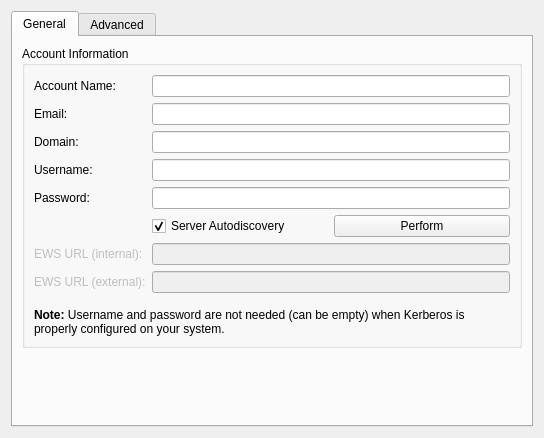
First picture: the form in configdialog.ui, repository KrissN/akonadi-ews, before the edit.
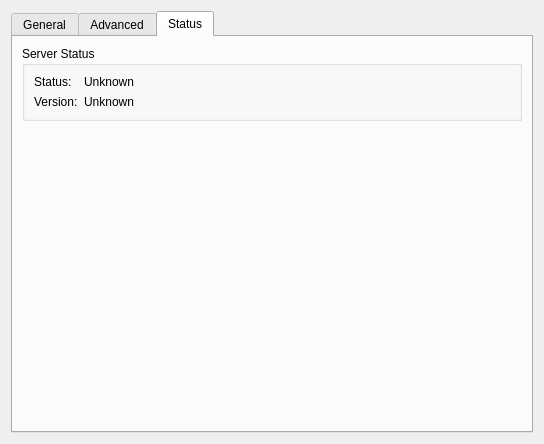
Second picture: the form after the edit. The open tabs and pages were chosen to show the change. Custom widgets are drawn as their Qt base class.

Commit message: Implement autodiscovery in configuration dialog

```diff
--- a/configdialog.ui
+++ b/configdialog.ui
@@ -6,8 +6,8 @@
    <rect>
     <x>0</x>
     <y>0</y>
-    <width>521</width>
-    <height>438</height>
+    <width>526</width>
+    <height>444</height>
    </rect>
   </property>
   <property name="windowTitle">
@@ -165,7 +165,7 @@
                 <bool>false</bool>
                </property>
                <property name="text">
-                <string>EWS URL (internal):</string>
+                <string>EWS URL:</string>
                </property>
               </widget>
              </item>
@@ -179,23 +179,6 @@
                </property>
               </widget>
              </item>
-             <item row="7" column="0">
-              <widget class="QLabel" name="serverUrlExtLabel">
-               <property name="enabled">
-                <bool>false</bool>
-               </property>
-               <property name="text">
-                <string>EWS URL (external):</string>
-               </property>
-              </widget>
-             </item>
-             <item row="7" column="1">
-              <widget class="QLineEdit" name="kcfg_BaseUrlExt">
-               <property name="enabled">
-                <bool>false</bool>
-               </property>
-              </widget>
-             </item>
             </layout>
            </widget>
           </item>
@@ -329,6 +312,66 @@
        </item>
       </layout>
      </widget>
+     <widget class="QWidget" name="statusTab">
+      <attribute name="title">
+       <string>Status</string>
+      </attribute>
+      <layout class="QVBoxLayout" name="verticalLayout_5">
+       <item>
+        <widget class="QGroupBox" name="serverStatusGroupBox">
+         <property name="title">
+          <string>Server Status</string>
+         </property>
+         <layout class="QFormLayout" name="formLayout_3">
+          <item row="0" column="0">
+           <widget class="QLabel" name="serverStatusLabel">
+            <property name="text">
+             <string>Status:</string>
+            </property>
+           </widget>
+          </item>
+          <item row="0" column="1">
+           <widget class="QLabel" name="serverStatusText">
+            <property name="text">
+             <string>Unknown</string>
+            </property>
+            <property name="textInteractionFlags">
+             <set>Qt::LinksAccessibleByMouse|Qt::TextSelectableByMouse</set>
+            </property>
+           </widget>
+          </item>
+          <item row="1" column="0">
+           <widget class="QLabel" name="serverVersionLabel">
+            <property name="text">
+             <string>Version:</string>
+            </property>
+           </widget>
+          </item>
+          <item row="1" column="1">
+           <widget class="QLabel" name="serverVersionText">
+            <property name="text">
+             <string>Unknown</string>
+            </property>
+           </widget>
+          </item>
+         </layout>
+        </widget>
+       </item>
+       <item>
+        <spacer name="verticalSpacer_3">
+         <property name="orientation">
+          <enum>Qt::Vertical</enum>
+         </property>
+         <property name="sizeHint" stdset="0">
+          <size>
+           <width>20</width>
+           <height>40</height>
+          </size>
+         </property>
+        </spacer>
+       </item>
+      </layout>
+     </widget>
     </widget>
    </item>
   </layout>
```
Left out of the diff: 84 changed lines with no effect on the pictures. The commit also changes 6 other files.
